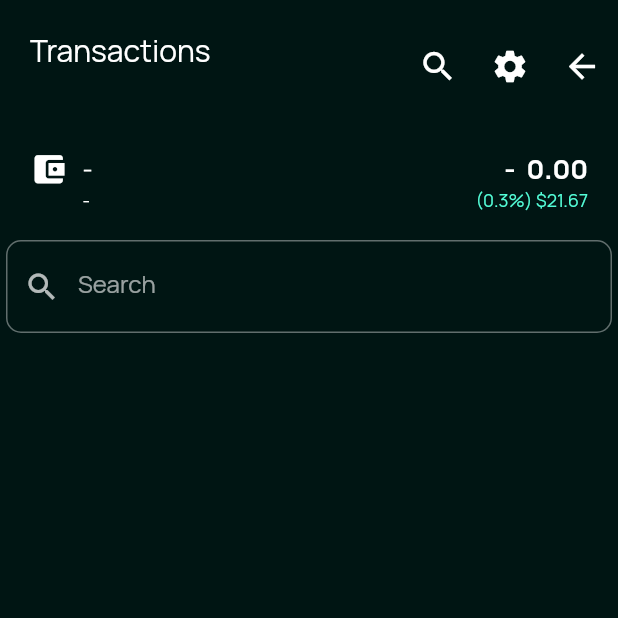
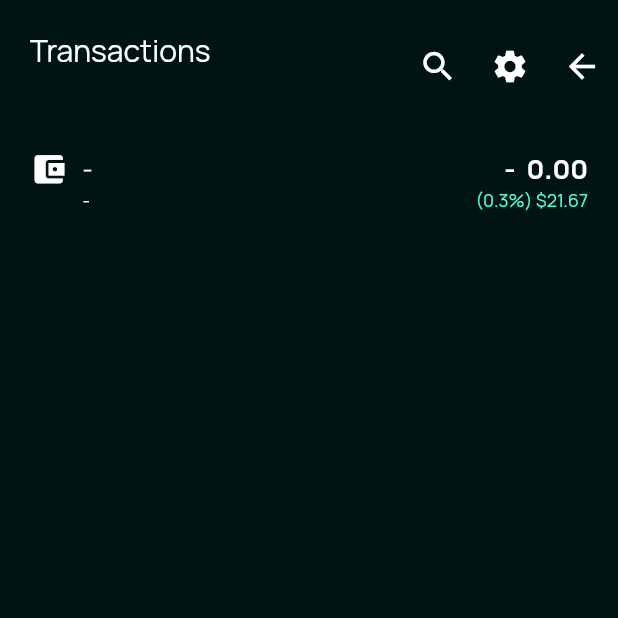
Before and after one commit to pierrickmartino/walletexplorer, a Flutter app: the Transactions screen opened by its route, on a phone screen of 412 x 824 dp, the top half of it. Run offline on Flutter 3.47's test engine with Material 2 defaults, Android fonts, the phone set to English and light mode, and no system bars; our stand-ins replace cached_network_image, charts_flutter, cloud_firestore, date_format, dynamic_theme, firebase_auth and 3 more; missing offline and left inert: snack; accounts and stored records are empty.

Commit message:
Transactions - hide search bar in display

```diff
--- a/lib/ui/screens/transactions.dart
+++ b/lib/ui/screens/transactions.dart
@@ -261,7 +261,7 @@ class _TransactionsState extends State<Transactions> {
                 SizedBox(
                   height: 15,
                 ),
-                SearchTransaction(editingController: editingController),
+                //SearchTransaction(editingController: editingController),
                 Expanded(
                     child: ListView.builder(
                   shrinkWrap: true,
```
